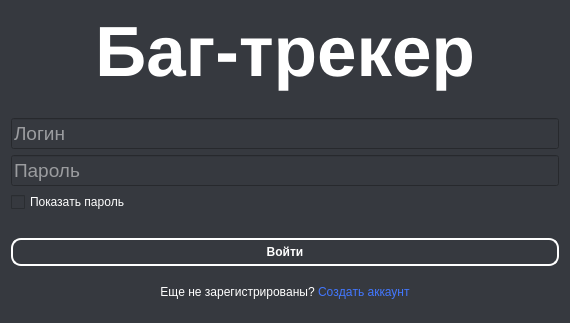
This is interfaces/login_form.ui in ArtShibaev/Bugtracker as Qt 5 draws it before an edit. The edited form follows.
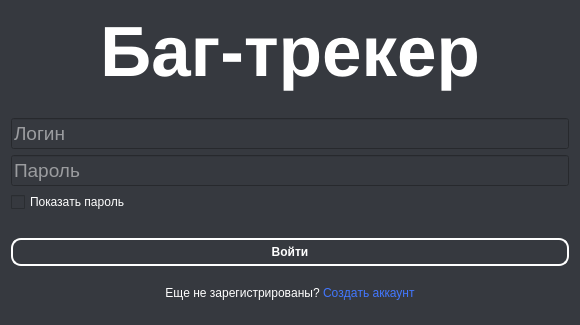
This is the edited form.

Commit message: Подправлены интерфейсы

Diff of the .ui file:
```diff
--- a/interfaces/login_form.ui
+++ b/interfaces/login_form.ui
@@ -6,8 +6,8 @@
    <rect>
     <x>0</x>
     <y>0</y>
-    <width>570</width>
-    <height>323</height>
+    <width>580</width>
+    <height>325</height>
    </rect>
   </property>
   <property name="maximumSize">
```
The commit also changes 1 other file.
